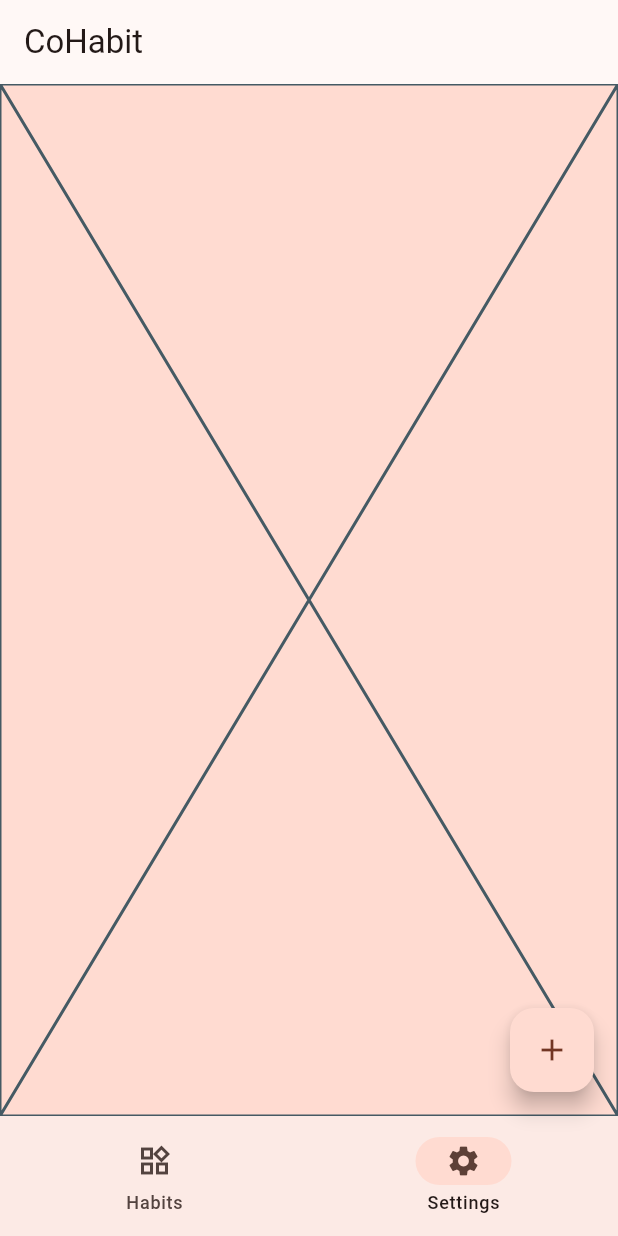
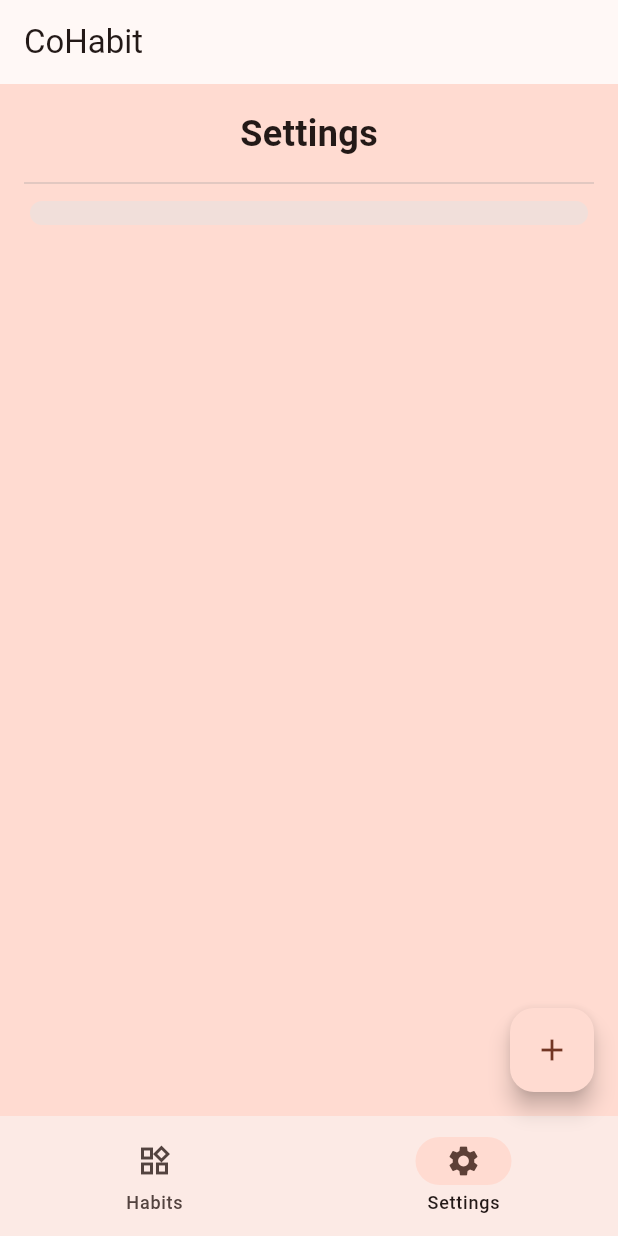
Before and after one commit to chrsrns/habit-tracker-flutter, a Flutter app: the screen it shows after launch, item 2 of the bottom bar chosen, on a phone screen of 412 x 824 dp. Run offline on Flutter 3.47's test engine with Material 3 defaults, Android fonts, the phone set to English and light mode, and no system bars; missing offline and left inert: cron, flex_list, sqlite3; statements that could not run were skipped.

Commit message:
Added initial settings page impl

```diff
--- a/lib/nav_destinations.dart
+++ b/lib/nav_destinations.dart
@@ -1,3 +1,4 @@
+import 'package:cohabit/settings_page.dart';
 import 'package:flutter/material.dart';
 import 'package:cohabit/habit_list_page.dart';
 
@@ -13,6 +14,6 @@ class NavDestinations {
 const List<NavDestinations> destinations = <NavDestinations>[
   NavDestinations('Habits', HabitListPage(), Icon(Icons.widgets_outlined),
       Icon(Icons.widgets)),
-  NavDestinations('Settings', Placeholder(), Icon(Icons.settings_outlined),
+  NavDestinations('Settings', SettingsPage(), Icon(Icons.settings_outlined),
       Icon(Icons.settings)),
 ];
--- /dev/null
+++ b/lib/settings_page.dart
@@ -0,0 +1,47 @@
+import 'dart:ui';
+
+import 'package:cohabit/main.dart';
+import 'package:flutter/material.dart';
+
+class SettingsPage extends StatefulWidget {
+  const SettingsPage({super.key});
+
+  @override
+  State<SettingsPage> createState() => _SettingsPageState();
+}
+
+class _SettingsPageState extends State<SettingsPage> {
+  @override
+  void initState() {
+    super.initState();
+  }
+
+  @override
+  Widget build(BuildContext context) {
+
+    return Padding(
+      padding: const EdgeInsets.all(16.0),
+      child: Column(
+        children: [
+          Container(
+            padding: EdgeInsets.only(bottom: 8.0),
+            child: Text(
+              "Settings",
+              style: TextStyle(fontSize: 24, fontWeight: FontWeight.w600),
+            ),
+          ),
+          Divider(),
+          Card.filled(
+              child: Padding(
+            padding:
+                const EdgeInsets.symmetric(vertical: 8.0, horizontal: 12.0),
+            child: Row(
+              children: [
+              ],
+            ),
+          ))
+        ],
+      ),
+    );
+  }
+}
```
